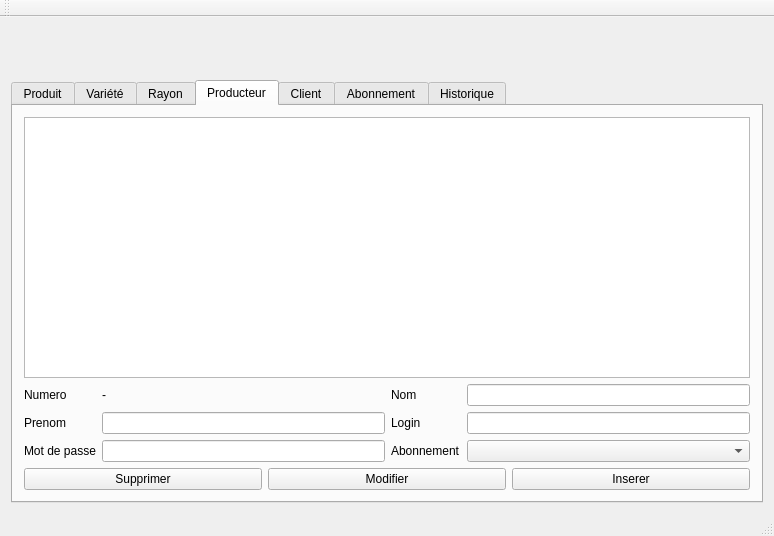
melvinvga/backoffice, file mainwindow.ui: the form before one commit.
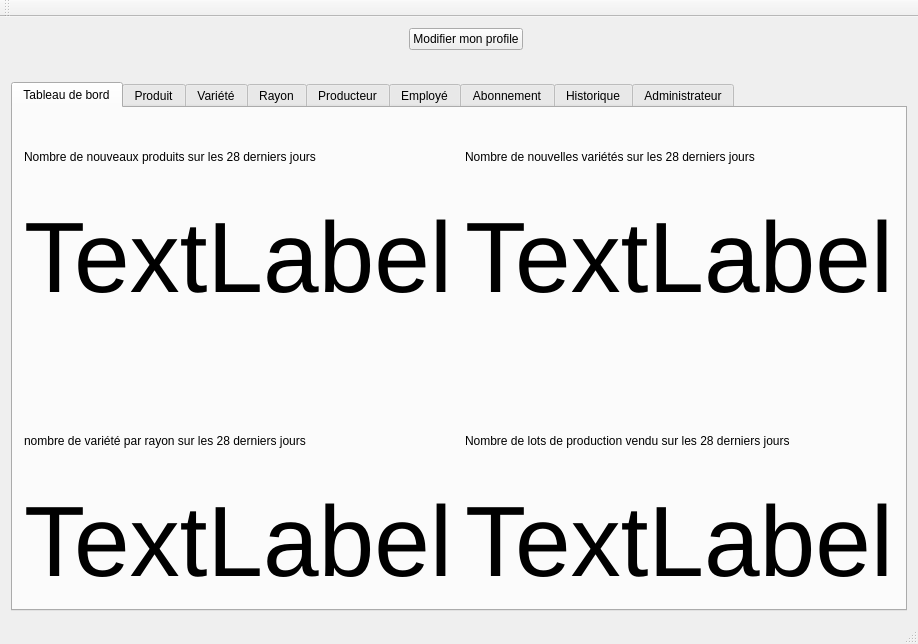
The form after the commit. The open tabs and pages were chosen to show the change.

```diff
--- a/mainwindow.ui
+++ b/mainwindow.ui
@@ -6,8 +6,8 @@
    <rect>
     <x>0</x>
     <y>0</y>
-    <width>774</width>
-    <height>536</height>
+    <width>797</width>
+    <height>644</height>
    </rect>
   </property>
   <property name="windowTitle">
@@ -37,6 +37,13 @@
         </property>
        </widget>
       </item>
+      <item>
+       <widget class="QPushButton" name="pushButtonProfile">
+        <property name="text">
+         <string>Modifier mon profile</string>
+        </property>
+       </widget>
+      </item>
       <item>
        <spacer name="horizontalSpacer_2">
         <property name="orientation">
@@ -94,6 +101,232 @@
       <property name="currentIndex">
        <number>6</number>
       </property>
+      <widget class="QWidget" name="tab_8">
+       <attribute name="title">
+        <string>Tableau de bord</string>
+       </attribute>
+       <layout class="QVBoxLayout" name="verticalLayout_10">
+        <item>
+         <layout class="QGridLayout" name="gridLayout_6">
+          <item row="0" column="0">
+           <widget class="QLabel" name="label_23">
+            <property name="text">
+             <string>Nombre de nouveaux produits sur les 28 derniers jours</string>
+            </property>
+           </widget>
+          </item>
+          <item row="0" column="2">
+           <widget class="QLabel" name="label_24">
+            <property name="text">
+             <string>Nombre de nouvelles variétés sur les 28 derniers jours</string>
+            </property>
+           </widget>
+          </item>
+          <item row="1" column="0">
+           <layout class="QHBoxLayout" name="horizontalLayout_8">
+            <item>
+             <spacer name="horizontalSpacer_6">
+              <property name="orientation">
+               <enum>Qt::Horizontal</enum>
+              </property>
+              <property name="sizeHint" stdset="0">
+               <size>
+                <width>40</width>
+                <height>20</height>
+               </size>
+              </property>
+             </spacer>
+            </item>
+            <item>
+             <widget class="QLabel" name="labelNbNvxProd">
+              <property name="styleSheet">
+               <string notr="true">font-size: 100px;</string>
+              </property>
+              <property name="text">
+               <string>TextLabel</string>
+              </property>
+             </widget>
+            </item>
+            <item>
+             <spacer name="horizontalSpacer_7">
+              <property name="orientation">
+               <enum>Qt::Horizontal</enum>
+              </property>
+              <property name="sizeHint" stdset="0">
+               <size>
+                <width>40</width>
+                <height>20</height>
+               </size>
+              </property>
+             </spacer>
+            </item>
+           </layout>
+          </item>
+          <item row="1" column="2">
+           <layout class="QHBoxLayout" name="horizontalLayout_11">
+            <item>
+             <spacer name="horizontalSpacer_8">
+              <property name="orientation">
+               <enum>Qt::Horizontal</enum>
+              </property>
+              <property name="sizeHint" stdset="0">
+               <size>
+                <width>40</width>
+                <height>20</height>
+               </size>
+              </property>
+             </spacer>
+            </item>
+            <item>
+             <widget class="QLabel" name="labelNbNvlVar">
+              <property name="styleSheet">
+               <string notr="true">font-size: 100px;</string>
+              </property>
+              <property name="text">
+               <string>TextLabel</string>
+              </property>
+             </widget>
+            </item>
+            <item>
+             <spacer name="horizontalSpacer_9">
+              <property name="orientation">
+               <enum>Qt::Horizontal</enum>
+              </property>
+              <property name="sizeHint" stdset="0">
+               <size>
+                <width>40</width>
+                <height>20</height>
+               </size>
+              </property>
+             </spacer>
+            </item>
+           </layout>
+          </item>
+          <item row="2" column="0" colspan="2">
+           <widget class="QLabel" name="label_27">
+            <property name="text">
+             <string/>
+            </property>
+           </widget>
+          </item>
+          <item row="2" column="2">
+           <widget class="QLabel" name="label_28">
+            <property name="text">
+             <string/>
+            </property>
+           </widget>
+          </item>
+          <item row="3" column="0">
+           <widget class="QLabel" name="label_25">
+            <property name="text">
+             <string>nombre de variété par rayon sur les 28 derniers jours</string>
+            </property>
+           </widget>
+          </item>
+          <item row="3" column="2">
+           <widget class="QLabel" name="label_26">
+            <property name="text">
+             <string>Nombre de lots de production vendu sur les 28 derniers jours</string>
+            </property>
+           </widget>
+          </item>
+          <item row="4" column="0">
+           <layout class="QHBoxLayout" name="horizontalLayout_9">
+            <item>
+             <spacer name="horizontalSpacer_10">
+              <property name="orientation">
+               <enum>Qt::Horizontal</enum>
+              </property>
+              <property name="sizeHint" stdset="0">
+               <size>
+                <width>40</width>
+                <height>20</height>
+               </size>
+              </property>
+             </spacer>
+            </item>
+            <item>
+             <widget class="QLabel" name="LabelNbVarRayon">
+              <property name="styleSheet">
+               <string notr="true">font-size: 100px;</string>
+              </property>
+              <property name="text">
+               <string>TextLabel</string>
+              </property>
+             </widget>
+            </item>
+            <item>
+             <spacer name="horizontalSpacer_11">
+              <property name="orientation">
+               <enum>Qt::Horizontal</enum>
+              </property>
+              <property name="sizeHint" stdset="0">
+               <size>
+                <width>40</width>
+                <height>20</height>
+               </size>
+              </property>
+             </spacer>
+            </item>
+           </layout>
+          </item>
+          <item row="4" column="1">
+           <spacer name="horizontalSpacer_5">
+            <property name="orientation">
+             <enum>Qt::Horizontal</enum>
+            </property>
+            <property name="sizeHint" stdset="0">
+             <size>
+              <width>40</width>
+              <height>20</height>
+             </size>
+            </property>
+           </spacer>
+          </item>
+          <item row="4" column="2">
+           <layout class="QHBoxLayout" name="horizontalLayout_10">
+            <item>
+             <spacer name="horizontalSpacer_12">
+              <property name="orientation">
+               <enum>Qt::Horizontal</enum>
+              </property>
+              <property name="sizeHint" stdset="0">
+               <size>
+                <width>40</width>
+                <height>20</height>
+               </size>
+              </property>
+             </spacer>
+            </item>
+            <item>
+             <widget class="QLabel" name="labelNbLotProd">
+              <property name="styleSheet">
+               <string notr="true">font-size: 100px;</string>
+              </property>
+              <property name="text">
+               <string>TextLabel</string>
+              </property>
+             </widget>
+            </item>
+            <item>
+             <spacer name="horizontalSpacer_13">
+              <property name="orientation">
+               <enum>Qt::Horizontal</enum>
+              </property>
+              <property name="sizeHint" stdset="0">
+               <size>
+                <width>40</width>
+                <height>20</height>
+               </size>
+              </property>
+             </spacer>
+            </item>
+           </layout>
+          </item>
+         </layout>
+        </item>
+       </layout>
+      </widget>
       <widget class="QWidget" name="tab_2">
        <attribute name="title">
         <string>Produit</string>
@@ -482,7 +715,7 @@
       </widget>
       <widget class="QWidget" name="tab_7">
        <attribute name="title">
-        <string>Client</string>
+        <string>Employé</string>
        </attribute>
        <layout class="QVBoxLayout" name="verticalLayout_7">
         <item>
@@ -602,6 +835,12 @@
         </item>
        </layout>
       </widget>
+      <widget class="QWidget" name="tab_9">
+       <attribute name="title">
+        <string>Administrateur</string>
+       </attribute>
+       <layout class="QVBoxLayout" name="verticalLayout_9"/>
+      </widget>
      </widget>
     </item>
    </layout>
```
Left out of the diff: 214 changed lines with no effect on the pictures. Lines whose indentation alone changed are shown as unchanged.
